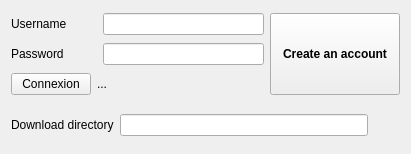
Above: sources/context/interface/configsectionrepository.ui from davy7125/polyphone before the change. Below: the same form after it.
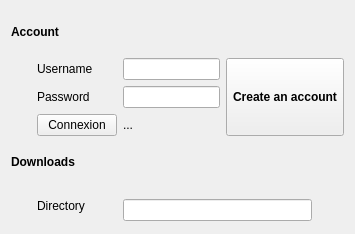
That is the form after the change.

What changed in the file:
```diff
--- a/sources/context/interface/configsectionrepository.ui
+++ b/sources/context/interface/configsectionrepository.ui
@@ -6,22 +6,22 @@
    <rect>
     <x>0</x>
     <y>0</y>
-    <width>411</width>
-    <height>154</height>
+    <width>355</width>
+    <height>234</height>
    </rect>
   </property>
   <property name="windowTitle">
    <string notr="true">Form</string>
   </property>
   <layout class="QGridLayout" name="gridLayout">
-   <item row="0" column="0" colspan="2">
-    <widget class="QLabel" name="label_5">
+   <item row="6" column="1">
+    <widget class="QLabel" name="label_35">
      <property name="text">
-      <string>Username</string>
+      <string>Directory</string>
      </property>
     </widget>
    </item>
-   <item row="0" column="3" rowspan="3">
+   <item row="1" column="3" rowspan="3">
     <widget class="QStackedWidget" name="stackedWidget">
      <property name="maximumSize">
       <size>
@@ -252,17 +252,44 @@
      </widget>
     </widget>
    </item>
-   <item row="0" column="2">
-    <widget class="QLineEdit" name="lineUser"/>
-   </item>
-   <item row="1" column="2">
+   <item row="2" column="2">
     <widget class="QLineEdit" name="linePassword">
      <property name="echoMode">
       <enum>QLineEdit::Password</enum>
      </property>
     </widget>
    </item>
-   <item row="2" column="1" colspan="2">
+   <item row="3" column="1">
+    <widget class="QPushButton" name="pushConnect">
+     <property name="sizePolicy">
+      <sizepolicy hsizetype="Fixed" vsizetype="Fixed">
+       <horstretch>0</horstretch>
+       <verstretch>0</verstretch>
+      </sizepolicy>
+     </property>
+     <property name="text">
+      <string notr="true">Connexion</string>
+     </property>
+    </widget>
+   </item>
+   <item row="1" column="2">
+    <widget class="QLineEdit" name="lineUser"/>
+   </item>
+   <item row="2" column="1">
+    <widget class="QLabel" name="label_34">
+     <property name="text">
+      <string>Password</string>
+     </property>
+    </widget>
+   </item>
+   <item row="1" column="1">
+    <widget class="QLabel" name="label_5">
+     <property name="text">
+      <string>Username</string>
+     </property>
+    </widget>
+   </item>
+   <item row="3" column="2">
     <widget class="QLabel" name="labelMessage">
      <property name="sizePolicy">
       <sizepolicy hsizetype="Expanding" vsizetype="Preferred">
@@ -275,32 +302,11 @@
      </property>
     </widget>
    </item>
-   <item row="1" column="0" colspan="2">
-    <widget class="QLabel" name="label_34">
-     <property name="text">
-      <string>Password</string>
-     </property>
-    </widget>
-   </item>
-   <item row="2" column="0">
-    <widget class="QPushButton" name="pushConnect">
-     <property name="text">
-      <string notr="true">Connexion</string>
-     </property>
-    </widget>
-   </item>
-   <item row="3" column="0" colspan="4">
+   <item row="6" column="2" colspan="2">
     <layout class="QHBoxLayout" name="horizontalLayout">
      <property name="topMargin">
       <number>9</number>
      </property>
-     <item>
-      <widget class="QLabel" name="label_35">
-       <property name="text">
-        <string>Download directory</string>
-       </property>
-      </widget>
-     </item>
      <item>
       <widget class="QLineEdit" name="lineDownloadDirectory"/>
      </item>
@@ -325,6 +331,48 @@
      </item>
     </layout>
    </item>
+   <item row="1" column="0">
+    <spacer name="horizontalSpacer">
+     <property name="orientation">
+      <enum>Qt::Horizontal</enum>
+     </property>
+     <property name="sizeType">
+      <enum>QSizePolicy::Fixed</enum>
+     </property>
+     <property name="sizeHint" stdset="0">
+      <size>
+       <width>20</width>
+       <height>20</height>
+      </size>
+     </property>
+    </spacer>
+   </item>
+   <item row="0" column="0" colspan="4">
+    <widget class="QLabel" name="labelSubTitle1">
+     <property name="font">
+      <font>
+       <weight>75</weight>
+       <bold>true</bold>
+      </font>
+     </property>
+     <property name="text">
+      <string>Account</string>
+     </property>
+    </widget>
+   </item>
+   <item row="5" column="0" colspan="4">
+    <widget class="QLabel" name="labelSubTitle2">
+     <property name="font">
+      <font>
+       <weight>75</weight>
+       <bold>true</bold>
+      </font>
+     </property>
+     <property name="text">
+      <string>Downloads</string>
+     </property>
+    </widget>
+   </item>
   </layout>
  </widget>
  <resources/>
```
